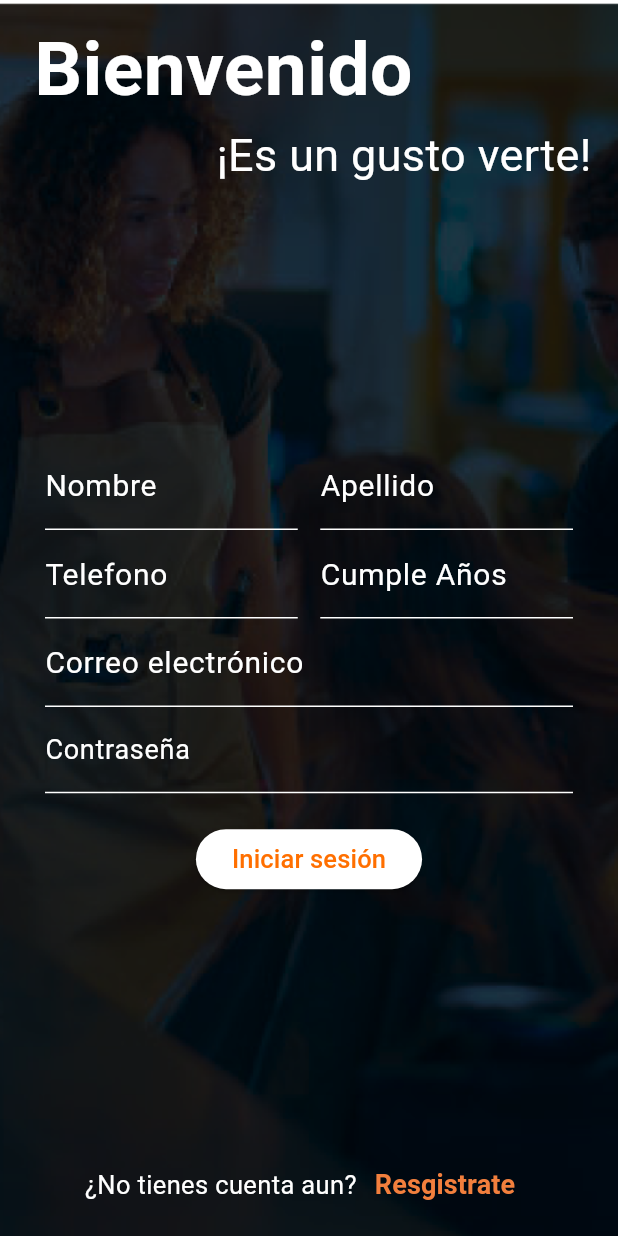
After one commit to AndresCamiloChavez/app_pamii, a Flutter app: the RegisterPage screen opened by its route, on a phone screen of 412 x 824 dp. The commit adds this screen. Run offline on Flutter 3.47's test engine with Material 3 defaults, Android fonts, the light colour scheme and no system bars; our stand-ins replace carousel_slider, dio, flutter_riverpod, go_router.

Commit message:
Add form register, add register page,

```diff
--- a/lib/core/router/app_router.dart
+++ b/lib/core/router/app_router.dart
@@ -10,19 +10,28 @@ final routerProvider = Provider<GoRouter>((ref) {
   return GoRouter(
     initialLocation: '/login',
     redirect: (context, state) {
-      // Aquí, obtenemos el estado del proveedor de autenticación
       final isLoggedIn = ref.read(loginFormProvider).isLoginSuccess;
-      if (state.path == '/login' && isLoggedIn) {
+      final path = state.fullPath;
+
+      print("Log full path ${path}");
+
+      // Permitir explícitamente la navegación a las páginas de registro sin redirección
+      if (path!.endsWith('/login/register') ||
+          path.endsWith('/login/register-business')) {
+        return null;
+      }
+
+      if (isLoggedIn && (path == '/login' || path == '/')) {
+        // Si el usuario está logueado y está en login o en la ruta raíz, redirigir a home
         return '/home';
       }
 
-      // Comprobando si el usuario no está autenticado y no está en la página de login
-      if (!isLoggedIn && state.path != '/login') {
-        // Redirigir al usuario a la página de login si no está autenticado
+      if (!isLoggedIn && path != '/login') {
+        // Si el usuario no está logueado y no está en la página de login, redirigir a login
         return '/login';
       }
 
-      // No se necesita redirección
+      // No se necesita redirección para otras condiciones
       return null;
     },
     routes: [
@@ -38,6 +47,10 @@ final routerProvider = Provider<GoRouter>((ref) {
             path: 'register',
             builder: (context, state) => const RegisterPage(),
           ),
+          GoRoute(
+            path: 'register-business',
+            builder: (context, state) => const RegisterPage(),
+          ),
         ],
       ),
       GoRoute(
--- a/lib/presentation/pages/auth/login_page.dart
+++ b/lib/presentation/pages/auth/login_page.dart
@@ -1,8 +1,7 @@
+import 'package:app_pamii/presentation/pages/auth/widgets/common_widgets_page.dart';
 import 'package:app_pamii/presentation/pages/auth/widgets/form_login.dart';
-import 'package:app_pamii/presentation/pages/auth/widgets/redirection_page.dart';
 import 'package:app_pamii/presentation/providers/auth/form_provider.dart';
 import 'package:flutter/material.dart';
-import 'package:flutter/widgets.dart';
 import 'package:flutter_riverpod/flutter_riverpod.dart';
 
 class LoginPage extends ConsumerWidget {
--- a/lib/presentation/pages/auth/register_page.dart
+++ b/lib/presentation/pages/auth/register_page.dart
@@ -1,15 +1,61 @@
+import 'package:app_pamii/presentation/pages/auth/widgets/form_register.dart';
+import 'package:app_pamii/presentation/providers/auth/form_provider.dart';
 import 'package:flutter/material.dart';
+import 'package:flutter_riverpod/flutter_riverpod.dart';
+import 'widgets/common_widgets_page.dart';
 
-class RegisterPage extends StatefulWidget {
+class RegisterPage extends ConsumerWidget {
   const RegisterPage({super.key});
 
   @override
-  State<RegisterPage> createState() => _RegisterPageState();
-}
+  Widget build(BuildContext context, WidgetRef ref) {
+    final formData = ref.watch(loginFormProvider);
+    return Scaffold(
+        body: Stack(children: [
+      SizedBox(
+        width: MediaQuery.of(context).size.width,
+        height: MediaQuery.of(context).size.height,
+        child: Image.asset(
+          'assets/bg.png',
+          fit: BoxFit.cover,
+        ),
+      ),
+      if (formData.isLoading) const Center(child: CircularProgressIndicator()),
+      SafeArea(
+          child: Padding(
+        padding: const EdgeInsets.all(10.0),
+        child: Column(
+          crossAxisAlignment: CrossAxisAlignment.center,
+          mainAxisAlignment: MainAxisAlignment.start,
+          children: [
+            if (formData.isLoading) const CircularProgressIndicator(),
+            const Row(
+              mainAxisAlignment: MainAxisAlignment.start,
+              children: [
+                Text(
+                  ' Bienvenido ',
+                  style: TextStyle(
+                      color: Colors.white,
+                      fontSize: 50,
+                      fontWeight: FontWeight.bold),
+                ),
+              ],
+            ),
+            const Row(
+              mainAxisAlignment: MainAxisAlignment.end,
+              children: [
+                Text(
+                  ' ¡Es un gusto verte! ',
+                  style: TextStyle(color: Colors.white, fontSize: 30),
+                ),
+              ],
+            ),
 
-class _RegisterPageState extends State<RegisterPage> {
-  @override
-  Widget build(BuildContext context) {
-    return Container();
+            Expanded(child: RegisterForm()),
+            const PageRedirection()
+          ],
+        ),
+      ))
+    ]));
   }
 }
--- a/lib/presentation/pages/auth/widgets/redirection_page.dart
+++ b/lib/presentation/pages/auth/widgets/common_widgets_page.dart
@@ -1,7 +1,9 @@
 import 'package:app_pamii/core/constants/colors.dart';
+import 'package:app_pamii/core/router/app_router.dart';
 import 'package:flutter/material.dart';
+import 'package:flutter_riverpod/flutter_riverpod.dart';
 
-class PageRedirection extends StatelessWidget {
+class PageRedirection extends ConsumerWidget {
   final String message;
   final String option;
 
@@ -11,17 +13,18 @@ class PageRedirection extends StatelessWidget {
       this.option = "Resgistrate"});
 
   @override
-  Widget build(BuildContext context) {
+  Widget build(BuildContext context, WidgetRef ref) {
     return SizedBox(
       width: double.infinity,
       child: Row(
         mainAxisAlignment: MainAxisAlignment.center,
         children: <Widget>[
-          Text(message, style: TextStyle(color: Colors.white, fontSize: 17)),
+          Text(message,
+              style: const TextStyle(color: Colors.white, fontSize: 17)),
           TextButton(
-              onPressed: () {},
+              onPressed: () => ref.read(routerProvider).push('/login/register'),
               child: Text(option,
-                  style: TextStyle(
+                  style: const TextStyle(
                       color: AppColors.primaryColor,
                       fontSize: 18,
                       fontWeight: FontWeight.bold)))
--- /dev/null
+++ b/lib/presentation/pages/auth/widgets/form_register.dart
@@ -0,0 +1,116 @@
+import 'package:app_pamii/presentation/providers/auth/form_provider.dart';
+import 'package:flutter/material.dart';
+import 'package:flutter_riverpod/flutter_riverpod.dart';
+
+class RegisterForm extends ConsumerWidget {
+  const RegisterForm({super.key});
+
+  @override
+  Widget build(BuildContext context, WidgetRef ref) {
+    final formData = ref.watch(loginFormProvider);
+    return Container(
+      padding: const EdgeInsets.symmetric(horizontal: 20),
+      child: Column(
+        crossAxisAlignment: CrossAxisAlignment.center,
+        mainAxisAlignment: MainAxisAlignment.center,
+        children: [
+          Row(children: <Widget>[
+            Expanded(
+              child: TextField(
+                keyboardType: TextInputType.text,
+                onChanged: (value) =>
+                    ref.read(loginFormProvider.notifier).updateEmail(value),
+                style: const TextStyle(color: Colors.white),
+                decoration: InputDecoration(
+                    labelText: 'Nombre',
+                    errorText: formData.error,
+                    labelStyle:
+                        const TextStyle(color: Colors.white, fontSize: 20)),
+              ),
+            ),
+            const SizedBox(width: 15,),
+            Expanded(
+              child: TextField(
+                keyboardType: TextInputType.text,
+                onChanged: (value) =>
+                    ref.read(loginFormProvider.notifier).updateEmail(value),
+                style: const TextStyle(color: Colors.white),
+                decoration: InputDecoration(
+                    labelText: 'Apellido',
+                    errorText: formData.error,
+                    labelStyle:
+                        const TextStyle(color: Colors.white , fontSize: 20)),
+              ),
+            )
+          ]),
+          Row(children: <Widget>[
+            Expanded(
+              child: TextField(
+                keyboardType: TextInputType.phone,
+                onChanged: (value) =>
+                    ref.read(loginFormProvider.notifier).updateEmail(value),
+                style: const TextStyle(color: Colors.white),
+                decoration: InputDecoration(
+                    labelText: 'Telefono',
+                    errorText: formData.error,
+                    labelStyle:
+                        const TextStyle(color: Colors.white, fontSize: 20)),
+              ),
+            ),
+            const SizedBox(width: 15,),
+            Expanded(
+              child: TextField(
+                keyboardType: TextInputType.datetime,
+                onChanged: (value) =>
+                    ref.read(loginFormProvider.notifier).updateEmail(value),
+                style: const TextStyle(color: Colors.white),
+                decoration: InputDecoration(
+                    labelText: 'Cumple Años',
+                    errorText: formData.error,
+                    labelStyle:
+                        const TextStyle(color: Colors.white , fontSize: 20)),
+              ),
+            )
+          ]),
+          TextField(
+            keyboardType: TextInputType.emailAddress,
+            onChanged: (value) =>
+                ref.read(loginFormProvider.notifier).updateEmail(value),
+            style: const TextStyle(color: Colors.white),
+            decoration: InputDecoration(
+                labelText: 'Correo electrónico',
+                errorText: formData.error,
+                labelStyle: const TextStyle(color: Colors.white, fontSize: 20)),
+          ),
+          TextField(
+            keyboardType: TextInputType.visiblePassword,
+            style: const TextStyle(
+                color: Colors.white), // Estilo para el texto ingresado
+            onChanged: (value) =>
+                ref.read(loginFormProvider.notifier).updatePassword(value),
+            decoration: InputDecoration(
+              labelText: 'Contraseña',
+              labelStyle: const TextStyle(
+                  color: Colors.white,
+                  fontSize:
+                      18), // Asegúrate de que el color del label también sea blanco
+              hintStyle: const TextStyle(
+                  color: Colors.white), // Estilo para el texto de sugerencia
+              errorText: formData.error,
+            ),
+            obscureText: true,
+          ),
+          const SizedBox(
+            height: 20,
+          ),
+          ElevatedButton(
+            onPressed: () =>
+                ref.read(loginFormProvider.notifier).submitForm(context),
+            child: Text('Iniciar sesión',
+                style: TextStyle(color: Colors.amber[900], fontSize: 17)),
+          ),
+        ],
+      ),
+    );
+  }
+}
```
